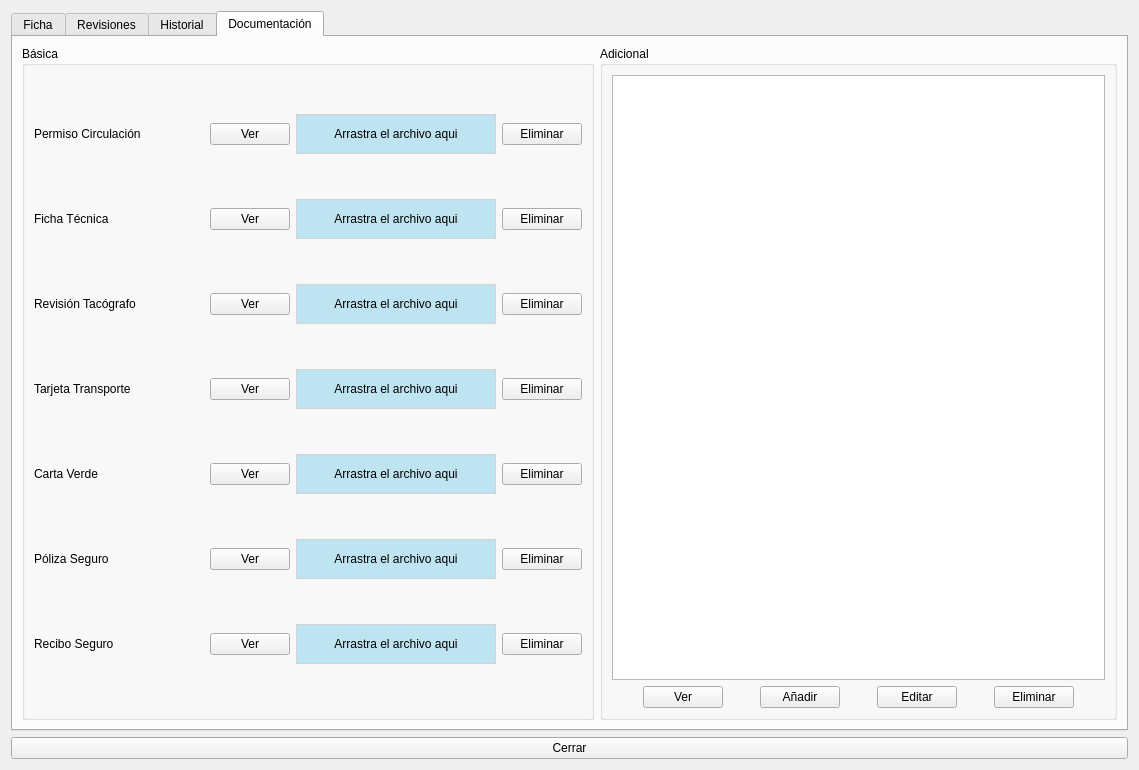
Before: the Qt Designer form views/forms_ui/vehicle.ui in serk82/nexus_admin_client, drawn with Qt 5.
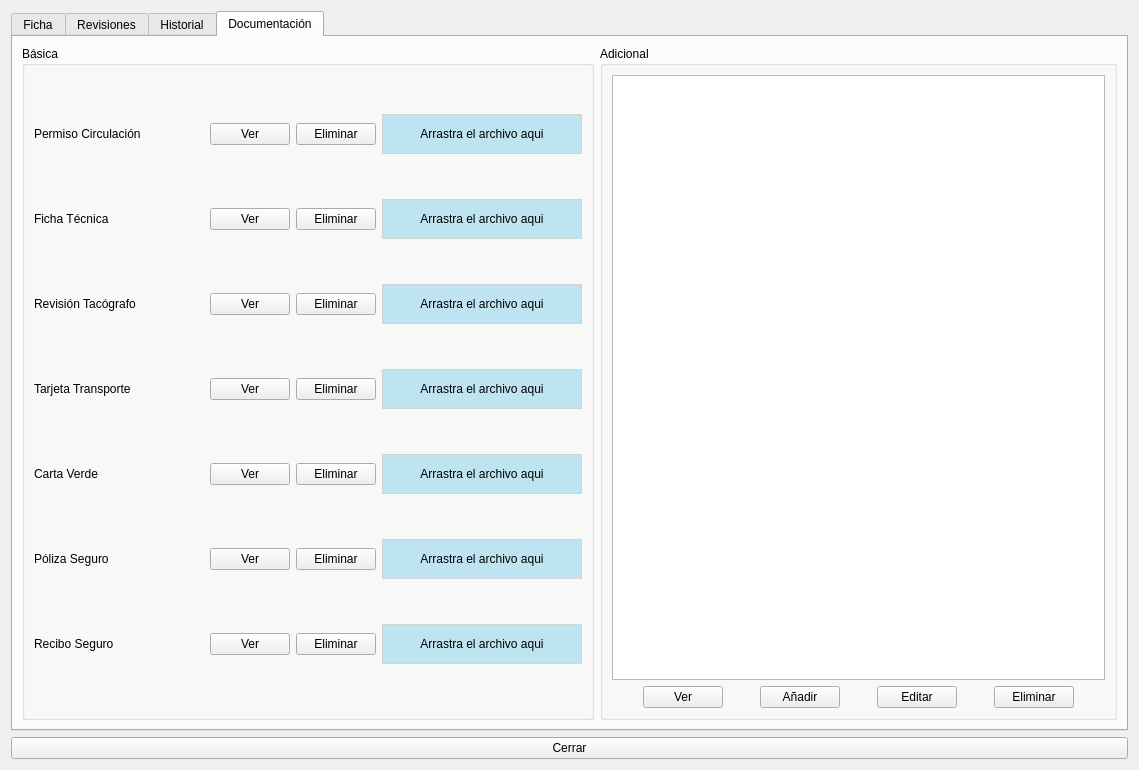
After: the same form once the commit is applied. The open tabs and pages were chosen to show the change.

Commit message: Realaizada la parte de documentación básica de vehñículos

Diff of the .ui file:
```diff
--- a/views/forms_ui/vehicle.ui
+++ b/views/forms_ui/vehicle.ui
@@ -1116,59 +1116,20 @@
             <string>Básica</string>
            </property>
            <layout class="QGridLayout" name="gridLayout_15">
-            <item row="1" column="1">
-             <widget class="QPushButton" name="btn_view_technical_specifications">
-              <property name="text">
-               <string>Ver</string>
-              </property>
-             </widget>
-            </item>
-            <item row="1" column="2">
-             <widget class="QLabel" name="lbl_dragdrop_technical_specifications">
-              <property name="sizePolicy">
-               <sizepolicy hsizetype="Fixed" vsizetype="Fixed">
-                <horstretch>0</horstretch>
-                <verstretch>0</verstretch>
-               </sizepolicy>
-              </property>
+            <item row="5" column="0">
+             <widget class="QLabel" name="lbl_insurance_policy">
               <property name="minimumSize">
                <size>
-                <width>200</width>
-                <height>40</height>
+                <width>170</width>
+                <height>0</height>
                </size>
               </property>
-              <property name="maximumSize">
-               <size>
-                <width>200</width>
-                <height>40</height>
-               </size>
-              </property>
-              <property name="acceptDrops">
-               <bool>true</bool>
-              </property>
-              <property name="styleSheet">
-               <string notr="true">border: 1px solid lightgrey;
-background: rgb(191, 228, 241)</string>
-              </property>
               <property name="text">
-               <string>Arrastra el archivo aqui</string>
+               <string>Póliza Seguro</string>
               </property>
-              <property name="alignment">
-               <set>Qt::AlignmentFlag::AlignCenter</set>
-              </property>
-              <property name="margin">
-               <number>0</number>
-              </property>
              </widget>
             </item>
-            <item row="4" column="1">
-             <widget class="QPushButton" name="btn_view_green_card">
-              <property name="text">
-               <string>Ver</string>
-              </property>
-             </widget>
-            </item>
-            <item row="6" column="2">
+            <item row="6" column="3">
              <widget class="QLabel" name="lbl_dragdrop_insurance_receipt">
               <property name="sizePolicy">
                <sizepolicy hsizetype="Fixed" vsizetype="Fixed">
@@ -1206,7 +1167,71 @@
               </property>
              </widget>
             </item>
-            <item row="4" column="2">
+            <item row="3" column="3">
+             <widget class="QLabel" name="lbl_dragdrop_transport_card">
+              <property name="sizePolicy">
+               <sizepolicy hsizetype="Fixed" vsizetype="Fixed">
+                <horstretch>0</horstretch>
+                <verstretch>0</verstretch>
+               </sizepolicy>
+              </property>
+              <property name="minimumSize">
+               <size>
+                <width>200</width>
+                <height>40</height>
+               </size>
+              </property>
+              <property name="maximumSize">
+               <size>
+                <width>200</width>
+                <height>40</height>
+               </size>
+              </property>
+              <property name="acceptDrops">
+               <bool>true</bool>
+              </property>
+              <property name="styleSheet">
+               <string notr="true">border: 1px solid lightgrey;
+background: rgb(191, 228, 241)</string>
+              </property>
+              <property name="text">
+               <string>Arrastra el archivo aqui</string>
+              </property>
+              <property name="alignment">
+               <set>Qt::AlignmentFlag::AlignCenter</set>
+              </property>
+              <property name="margin">
+               <number>0</number>
+              </property>
+             </widget>
+            </item>
+            <item row="3" column="0">
+             <widget class="QLabel" name="lbl_transport_card">
+              <property name="minimumSize">
+               <size>
+                <width>170</width>
+                <height>0</height>
+               </size>
+              </property>
+              <property name="text">
+               <string>Tarjeta Transporte</string>
+              </property>
+             </widget>
+            </item>
+            <item row="6" column="0">
+             <widget class="QLabel" name="lbl_insurance_receipt">
+              <property name="minimumSize">
+               <size>
+                <width>170</width>
+                <height>0</height>
+               </size>
+              </property>
+              <property name="text">
+               <string>Recibo Seguro</string>
+              </property>
+             </widget>
+            </item>
+            <item row="4" column="3">
              <widget class="QLabel" name="lbl_dragdrop_green_card">
               <property name="sizePolicy">
                <sizepolicy hsizetype="Fixed" vsizetype="Fixed">
@@ -1244,6 +1269,33 @@
               </property>
              </widget>
             </item>
+            <item row="1" column="1">
+             <widget class="QPushButton" name="btn_view_technical_specifications">
+              <property name="text">
+               <string>Ver</string>
+              </property>
+             </widget>
+            </item>
+            <item row="0" column="1">
+             <widget class="QPushButton" name="btn_view_registration_certificate">
+              <property name="text">
+               <string>Ver</string>
+              </property>
+             </widget>
+            </item>
+            <item row="1" column="0">
+             <widget class="QLabel" name="lbl_technical_specifications">
+              <property name="minimumSize">
+               <size>
+                <width>170</width>
+                <height>0</height>
+               </size>
+              </property>
+              <property name="text">
+               <string>Ficha Técnica</string>
+              </property>
+             </widget>
+            </item>
             <item row="2" column="1">
              <widget class="QPushButton" name="btn_view_tachograph_inspection">
               <property name="text">
@@ -1251,135 +1303,27 @@
               </property>
              </widget>
             </item>
-            <item row="3" column="1">
-             <widget class="QPushButton" name="btn_view_transport_card">
+            <item row="4" column="1">
+             <widget class="QPushButton" name="btn_view_green_card">
               <property name="text">
                <string>Ver</string>
               </property>
              </widget>
             </item>
-            <item row="5" column="2">
-             <widget class="QLabel" name="lbl_dragdrop_insurance_policy">
-              <property name="sizePolicy">
-               <sizepolicy hsizetype="Fixed" vsizetype="Fixed">
-                <horstretch>0</horstretch>
-                <verstretch>0</verstretch>
-               </sizepolicy>
-              </property>
+            <item row="0" column="0">
+             <widget class="QLabel" name="lbl_registration_certificate">
               <property name="minimumSize">
                <size>
-                <width>200</width>
-                <height>40</height>
+                <width>170</width>
+                <height>0</height>
                </size>
               </property>
-              <property name="maximumSize">
-               <size>
-                <width>200</width>
-                <height>40</height>
-               </size>
-              </property>
-              <property name="acceptDrops">
-               <bool>true</bool>
-              </property>
-              <property name="styleSheet">
-               <string notr="true">border: 1px solid lightgrey;
-background: rgb(191, 228, 241)</string>
-              </property>
               <property name="text">
-               <string>Arrastra el archivo aqui</string>
+               <string>Permiso Circulación</string>
               </property>
-              <property name="alignment">
-               <set>Qt::AlignmentFlag::AlignCenter</set>
-              </property>
-              <property name="margin">
-               <number>0</number>
-              </property>
              </widget>
             </item>
-            <item row="6" column="1">
-             <widget class="QPushButton" name="btn_view_insurance_receipt">
-              <property name="text">
-               <string>Ver</string>
-              </property>
-             </widget>
-            </item>
-            <item row="0" column="2">
-             <widget class="QLabel" name="lbl_dragdrop_registration_certificate">
-              <property name="sizePolicy">
-               <sizepolicy hsizetype="Fixed" vsizetype="Fixed">
-                <horstretch>0</horstretch>
-                <verstretch>0</verstretch>
-               </sizepolicy>
-              </property>
-              <property name="minimumSize">
-               <size>
-                <width>200</width>
-                <height>40</height>
-               </size>
-              </property>
-              <property name="maximumSize">
-               <size>
-                <width>200</width>
-                <height>40</height>
-               </size>
-              </property>
-              <property name="acceptDrops">
-               <bool>true</bool>
-              </property>
-              <property name="styleSheet">
-               <string notr="true">border: 1px solid lightgrey;
-background: rgb(191, 228, 241)</string>
-              </property>
-              <property name="text">
-               <string>Arrastra el archivo aqui</string>
-              </property>
-              <property name="alignment">
-               <set>Qt::AlignmentFlag::AlignCenter</set>
-              </property>
-              <property name="margin">
-               <number>0</number>
-              </property>
-             </widget>
-            </item>
-            <item row="3" column="2">
-             <widget class="QLabel" name="lbl_dragdrop_transport_card">
-              <property name="sizePolicy">
-               <sizepolicy hsizetype="Fixed" vsizetype="Fixed">
-                <horstretch>0</horstretch>
-                <verstretch>0</verstretch>
-               </sizepolicy>
-              </property>
-              <property name="minimumSize">
-               <size>
-                <width>200</width>
-                <height>40</height>
-               </size>
-              </property>
-              <property name="maximumSize">
-               <size>
-                <width>200</width>
-                <height>40</height>
-               </size>
-              </property>
-              <property name="acceptDrops">
-               <bool>true</bool>
-              </property>
-              <property name="styleSheet">
-               <string notr="true">border: 1px solid lightgrey;
-background: rgb(191, 228, 241)</string>
-              </property>
-              <property name="text">
-               <string>Arrastra el archivo aqui</string>
-              </property>
-              <property name="alignment">
-               <set>Qt::AlignmentFlag::AlignCenter</set>
-              </property>
-              <property name="margin">
-               <number>0</number>
-              </property>
-             </widget>
-            </item>
-            <item row="2" column="2">
+            <item row="2" column="3">
              <widget class="QLabel" name="lbl_dragdrop_tachograph_inspection">
               <property name="sizePolicy">
                <sizepolicy hsizetype="Fixed" vsizetype="Fixed">
@@ -1417,6 +1361,70 @@
               </property>
              </widget>
             </item>
+            <item row="2" column="0">
+             <widget class="QLabel" name="lbl_tachograph_inspection">
+              <property name="minimumSize">
+               <size>
+                <width>170</width>
+                <height>0</height>
+               </size>
+              </property>
+              <property name="text">
+               <string>Revisión Tacógrafo</string>
+              </property>
+             </widget>
+            </item>
+            <item row="1" column="3">
+             <widget class="QLabel" name="lbl_dragdrop_technical_specifications">
+              <property name="sizePolicy">
+               <sizepolicy hsizetype="Fixed" vsizetype="Fixed">
+                <horstretch>0</horstretch>
+                <verstretch>0</verstretch>
+               </sizepolicy>
+              </property>
+              <property name="minimumSize">
+               <size>
+                <width>200</width>
+                <height>40</height>
+               </size>
+              </property>
+              <property name="maximumSize">
+               <size>
+                <width>200</width>
+                <height>40</height>
+               </size>
+              </property>
+              <property name="acceptDrops">
+               <bool>true</bool>
+              </property>
+              <property name="styleSheet">
+               <string notr="true">border: 1px solid lightgrey;
+background: rgb(191, 228, 241)</string>
+              </property>
+              <property name="text">
+               <string>Arrastra el archivo aqui</string>
+              </property>
+              <property name="alignment">
+               <set>Qt::AlignmentFlag::AlignCenter</set>
+              </property>
+              <property name="margin">
+               <number>0</number>
+              </property>
+             </widget>
+            </item>
+            <item row="4" column="0">
+             <widget class="QLabel" name="lbl_green_card">
+              <property name="minimumSize">
+               <size>
+                <width>170</width>
+                <height>0</height>
+               </size>
+              </property>
+              <property name="text">
+               <string>Carta Verde</string>
+              </property>
+             </widget>
+            </item>
             <item row="5" column="1">
              <widget class="QPushButton" name="btn_view_insurance_policy">
               <property name="text">
@@ -1424,153 +1432,145 @@
               </property>
              </widget>
             </item>
-            <item row="0" column="1">
-             <widget class="QPushButton" name="btn_view_registration_certificate">
+            <item row="6" column="1">
+             <widget class="QPushButton" name="btn_view_insurance_receipt">
               <property name="text">
                <string>Ver</string>
               </property>
              </widget>
             </item>
+            <item row="3" column="1">
+             <widget class="QPushButton" name="btn_view_transport_card">
+              <property name="text">
+               <string>Ver</string>
+              </property>
+             </widget>
+            </item>
+            <item row="5" column="3">
+             <widget class="QLabel" name="lbl_dragdrop_insurance_policy">
+              <property name="sizePolicy">
+               <sizepolicy hsizetype="Fixed" vsizetype="Fixed">
+                <horstretch>0</horstretch>
+                <verstretch>0</verstretch>
+               </sizepolicy>
+              </property>
+              <property name="minimumSize">
+               <size>
+                <width>200</width>
+                <height>40</height>
+               </size>
+              </property>
+              <property name="maximumSize">
+               <size>
+                <width>200</width>
+                <height>40</height>
+               </size>
+              </property>
+              <property name="acceptDrops">
+               <bool>true</bool>
+              </property>
+              <property name="styleSheet">
+               <string notr="true">border: 1px solid lightgrey;
+background: rgb(191, 228, 241)</string>
+              </property>
+              <property name="text">
+               <string>Arrastra el archivo aqui</string>
+              </property>
+              <property name="alignment">
+               <set>Qt::AlignmentFlag::AlignCenter</set>
+              </property>
+              <property name="margin">
+               <number>0</number>
+              </property>
+             </widget>
+            </item>
             <item row="0" column="3">
+             <widget class="QLabel" name="lbl_dragdrop_registration_certificate">
+              <property name="sizePolicy">
+               <sizepolicy hsizetype="Fixed" vsizetype="Fixed">
+                <horstretch>0</horstretch>
+                <verstretch>0</verstretch>
+               </sizepolicy>
+              </property>
+              <property name="minimumSize">
+               <size>
+                <width>200</width>
+                <height>40</height>
+               </size>
+              </property>
+              <property name="maximumSize">
+               <size>
+                <width>200</width>
+                <height>40</height>
+               </size>
+              </property>
+              <property name="acceptDrops">
+               <bool>true</bool>
+              </property>
+              <property name="styleSheet">
+               <string notr="true">border: 1px solid lightgrey;
+background: rgb(191, 228, 241)</string>
+              </property>
+              <property name="text">
+               <string>Arrastra el archivo aqui</string>
+              </property>
+              <property name="alignment">
+               <set>Qt::AlignmentFlag::AlignCenter</set>
+              </property>
+              <property name="margin">
+               <number>0</number>
+              </property>
+             </widget>
+            </item>
+            <item row="0" column="2">
              <widget class="QPushButton" name="btn_delete_registration_certificate">
               <property name="text">
                <string>Eliminar</string>
               </property>
              </widget>
             </item>
-            <item row="1" column="3">
+            <item row="1" column="2">
              <widget class="QPushButton" name="btn_delete_technical_specifications">
               <property name="text">
                <string>Eliminar</string>
               </property>
              </widget>
             </item>
-            <item row="2" column="3">
+            <item row="2" column="2">
              <widget class="QPushButton" name="btn_delete_tachograph_inspection">
               <property name="text">
                <string>Eliminar</string>
               </property>
              </widget>
             </item>
-            <item row="3" column="3">
+            <item row="3" column="2">
              <widget class="QPushButton" name="btn_delete_transport_card">
               <property name="text">
                <string>Eliminar</string>
               </property>
              </widget>
             </item>
-            <item row="4" column="3">
+            <item row="4" column="2">
              <widget class="QPushButton" name="btn_delete_green_card">
               <property name="text">
                <string>Eliminar</string>
               </property>
              </widget>
             </item>
-            <item row="5" column="3">
+            <item row="5" column="2">
              <widget class="QPushButton" name="btn_delete_insurance_policy">
               <property name="text">
                <string>Eliminar</string>
               </property>
              </widget>
             </item>
-            <item row="6" column="3">
+            <item row="6" column="2">
              <widget class="QPushButton" name="btn_delete_insurance_receipt">
               <property name="text">
                <string>Eliminar</string>
               </property>
              </widget>
             </item>
-            <item row="0" column="0">
-             <widget class="QLabel" name="lbl_registration_certificate">
-              <property name="minimumSize">
-               <size>
-                <width>170</width>
-                <height>0</height>
-               </size>
-              </property>
-              <property name="text">
-               <string>Permiso Circulación</string>
-              </property>
-             </widget>
-            </item>
-            <item row="1" column="0">
-             <widget class="QLabel" name="lbl_technical_specifications">
-              <property name="minimumSize">
-               <size>
-                <width>170</width>
-                <height>0</height>
-               </size>
-              </property>
-              <property name="text">
-               <string>Ficha Técnica</string>
-              </property>
-             </widget>
-            </item>
-            <item row="2" column="0">
-             <widget class="QLabel" name="lbl_tachograph_inspection">
-              <property name="minimumSize">
-               <size>
-                <width>170</width>
-                <height>0</height>
-               </size>
-              </property>
-              <property name="text">
-               <string>Revisión Tacógrafo</string>
-              </property>
-             </widget>
-            </item>
-            <item row="3" column="0">
-             <widget class="QLabel" name="lbl_transport_card">
-              <property name="minimumSize">
-               <size>
-                <width>170</width>
-                <height>0</height>
-               </size>
-              </property>
-              <property name="text">
-               <string>Tarjeta Transporte</string>
-              </property>
-             </widget>
-            </item>
-            <item row="4" column="0">
-             <widget class="QLabel" name="lbl_green_card">
-              <property name="minimumSize">
-               <size>
-                <width>170</width>
-                <height>0</height>
-               </size>
-              </property>
-              <property name="text">
-               <string>Carta Verde</string>
-              </property>
-             </widget>
-            </item>
-            <item row="5" column="0">
-             <widget class="QLabel" name="lbl_insurance_policy">
-              <property name="minimumSize">
-               <size>
-                <width>170</width>
-                <height>0</height>
-               </size>
-              </property>
-              <property name="text">
-               <string>Póliza Seguro</string>
-              </property>
-             </widget>
-            </item>
-            <item row="6" column="0">
-             <widget class="QLabel" name="lbl_insurance_receipt">
-              <property name="minimumSize">
-               <size>
-                <width>170</width>
-                <height>0</height>
-               </size>
-              </property>
-              <property name="text">
-               <string>Recibo Seguro</string>
-              </property>
-             </widget>
-            </item>
            </layout>
           </widget>
          </item>
```
The commit also changes 2 other files.
